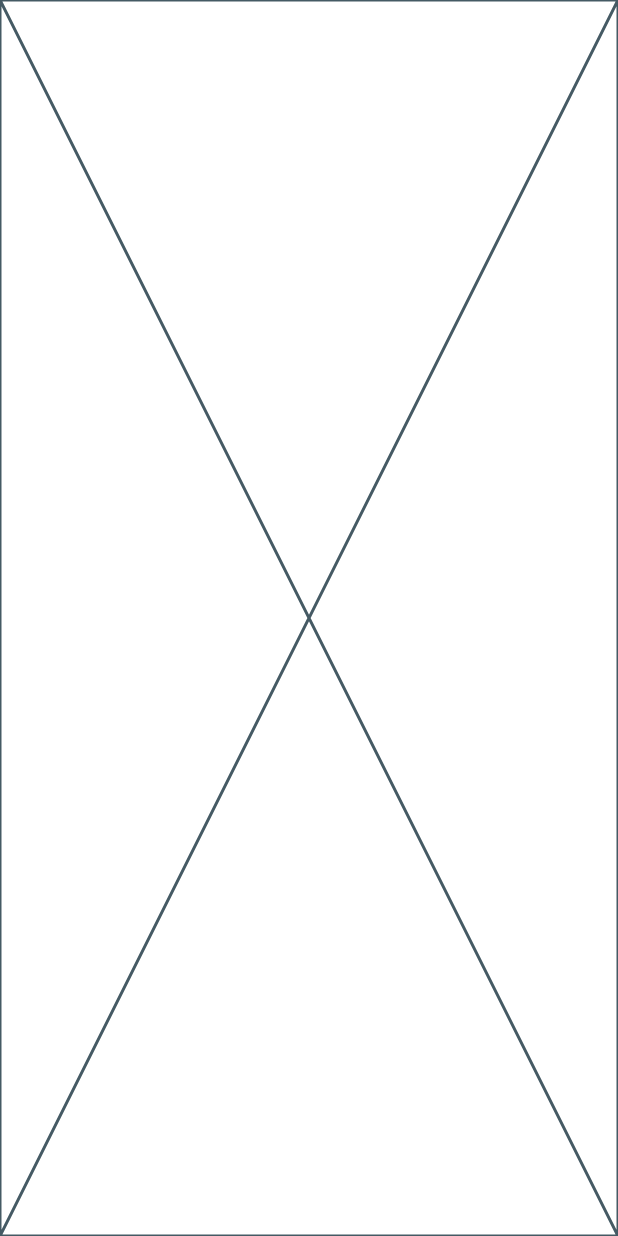
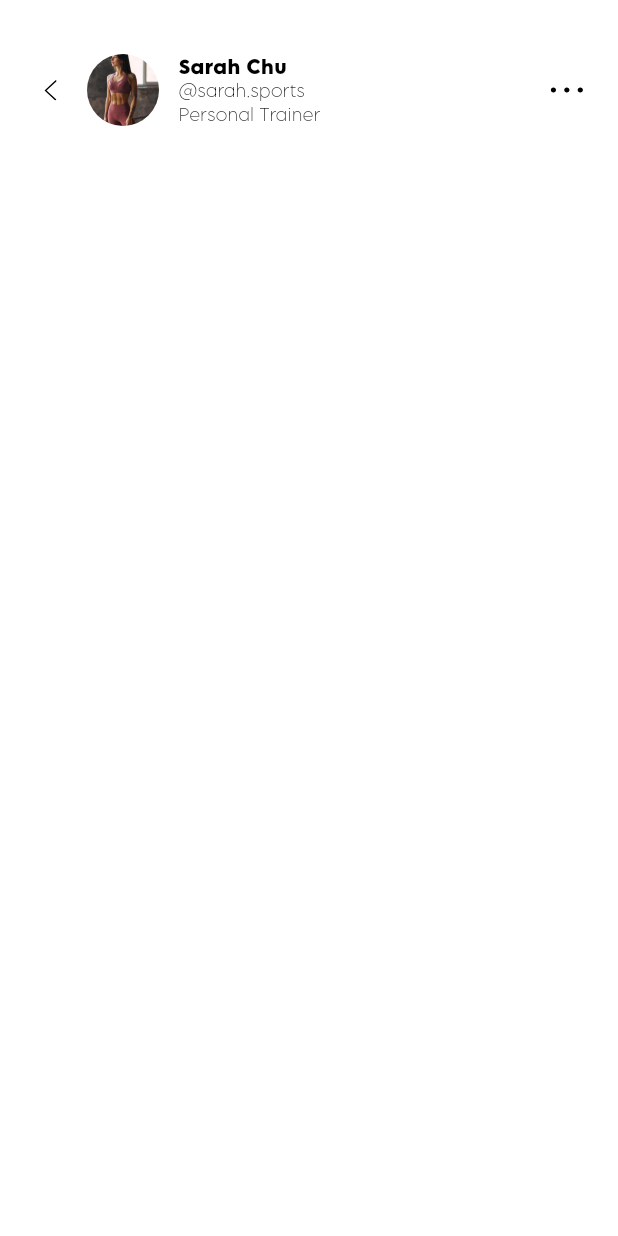
Before and after one commit to adrianojec/schedule_calendar, a Flutter app: the screen it shows after launch, on a phone screen of 412 x 824 dp. Run offline on Flutter 3.47's test engine with Material 3 defaults, Android fonts, the phone set to English and light mode, and no system bars; our stand-ins replace flutter_svg.

Commit message:
custom app bar
- added icons, string constants
- added reusable spacers
- added reusable text components

```diff
--- a/lib/constants/constants.dart
+++ b/lib/constants/constants.dart
@@ -1 +1,2 @@
 export 'colors.dart';
+export 'strings.dart';
--- /dev/null
+++ b/lib/constants/strings.dart
@@ -0,0 +1,4 @@
+const emptyString = '';
+
+const iconPath = 'assets/icons';
+const imagePath = 'assets/images';
--- a/lib/screens/home_screen.dart
+++ b/lib/screens/home_screen.dart
@@ -1,4 +1,6 @@
 import 'package:flutter/material.dart';
+import 'package:schedule_calendar/constants/constants.dart';
+import 'package:schedule_calendar/widgets/widgets.dart';
 
 class HomeScreen extends StatelessWidget {
   static const String routeName = '/';
@@ -7,6 +9,16 @@ class HomeScreen extends StatelessWidget {
 
   @override
   Widget build(BuildContext context) {
-    return const Placeholder();
+    return const Scaffold(
+      backgroundColor: white,
+      appBar: SchedulCalendarAppBar(imageUrl: '$imagePath/user.png'),
+      body: SafeArea(
+        child: Column(
+          children: [
+            // SchedulCalendarAppBar(),
+          ],
+        ),
+      ),
+    );
   }
 }
--- /dev/null
+++ b/lib/widgets/schedule_calendar_app_bar.dart
@@ -0,0 +1,85 @@
+import 'package:flutter/material.dart';
+import 'package:flutter_svg/flutter_svg.dart';
+import 'package:schedule_calendar/widgets/widgets.dart';
+
+import '../constants/constants.dart';
+
+const double iconSize = 32.0;
+
+class SchedulCalendarAppBar extends StatelessWidget implements PreferredSizeWidget {
+  final String imageUrl;
+  final String name;
+  final String email;
+  final String workPosition;
+  final VoidCallback? onPressMore;
+  final VoidCallback? onPressBack;
+
+  const SchedulCalendarAppBar({
+    required this.imageUrl,
+    this.name = 'Sarah Chu',
+    this.email = '@sarah.sports',
+    this.workPosition = 'Personal Trainer',
+    this.onPressBack,
+    this.onPressMore,
+    super.key,
+  });
+
+  @override
+  Widget build(BuildContext context) {
+    const iconPadding = EdgeInsets.symmetric(
+      vertical: 8.0,
+      horizontal: 12.0,
+    );
+
+    return Padding(
+      padding: const EdgeInsets.symmetric(horizontal: 10.0),
+      child: Row(
+        mainAxisAlignment: MainAxisAlignment.spaceBetween,
+        children: [
+          Row(
+            children: [
+              IconButton(
+                padding: iconPadding,
+                iconSize: iconSize,
+                icon: SvgPicture.asset('$iconPath/back.svg'),
+                onPressed: onPressBack,
+              ),
+              CircleAvatar(
+                backgroundColor: Colors.transparent,
+                radius: 24,
+                backgroundImage: AssetImage(imageUrl),
+              ),
+              const HorizontalSpace(13.0),
+              Column(
+                crossAxisAlignment: CrossAxisAlignment.start,
+                mainAxisAlignment: MainAxisAlignment.center,
+                children: [
+                  Body(name),
+                  Body(
+                    email,
+                    fontSize: 11,
+                    fontWeight: FontWeight.w300,
+                  ),
+                  Body(
+                    workPosition,
+                    fontSize: 11,
+                    fontWeight: FontWeight.w300,
+                  ),
+                ],
+              ),
+            ],
+          ),
+          IconButton(
+            padding: iconPadding,
+            iconSize: iconSize,
+            icon: SvgPicture.asset('$iconPath/more.svg'),
+            onPressed: onPressBack,
+          ),
+        ],
+      ),
+    );
+  }
+
+  @override
+  Size get preferredSize => const Size.fromHeight(120);
+}
--- /dev/null
+++ b/lib/widgets/typography/body.dart
@@ -0,0 +1,30 @@
+import 'package:flutter/material.dart';
+import 'package:schedule_calendar/constants/constants.dart';
+
+class Body extends StatelessWidget {
+  final String text;
+  final Color? color;
+  final FontWeight? fontWeight;
+  final double? fontSize;
+
+  const Body(
+    this.text, {
+    this.color = black,
+    this.fontWeight = FontWeight.w600,
+    this.fontSize = 12.0,
+    super.key,
+  });
+
+  @override
+  Widget build(BuildContext context) {
+    return Text(
+      text,
+      style: TextStyle(
+        color: color,
+        fontFamily: 'LemonMilkPro',
+        fontWeight: fontWeight,
+        fontSize: fontSize,
+      ),
+    );
+  }
+}
--- /dev/null
+++ b/lib/widgets/typography/title.dart
@@ -0,0 +1,30 @@
+import 'package:flutter/material.dart';
+import 'package:schedule_calendar/constants/constants.dart';
+
+class Title extends StatelessWidget {
+  final String text;
+  final Color? color;
+  final FontWeight? fontWeight;
+  final double? fontSize;
+
+  const Title(
+    this.text, {
+    this.color = ashGrey,
+    this.fontWeight = FontWeight.w300,
+    this.fontSize = 16.0,
+    super.key,
+  });
+
+  @override
+  Widget build(BuildContext context) {
+    return Text(
+      text,
+      style: TextStyle(
+        color: color,
+        fontFamily: 'LemonMilkPro',
+        fontWeight: fontWeight,
+        fontSize: fontSize,
+      ),
+    );
+  }
+}
--- a/pubspec.yaml
+++ b/pubspec.yaml
@@ -13,6 +13,7 @@ dependencies:
     sdk: flutter
 
   cupertino_icons: ^1.0.2
+  flutter_svg: ^2.0.9
 
 dev_dependencies:
   flutter_test:
@@ -23,6 +24,10 @@ dev_dependencies:
 flutter:
   uses-material-design: true
 
+  assets:
+    - assets/icons/
+    - assets/images/
+
   fonts:
     - family: LemonMilkPro
       fonts:
```
Also changed, not shown: lib/widgets/spacer/horizontal_space.dart (added, +10 -0 lines), lib/widgets/spacer/vertical_space.dart (added, +10 -0 lines), lib/widgets/typography.dart (deleted, +0 -142 lines), lib/widgets/typography/caption.dart (added, +30 -0 lines), lib/widgets/typography/headline.dart (added, +31 -0 lines), lib/widgets/typography/subtitle.dart (added, +30 -0 lines), lib/widgets/widgets.dart (+12 -1 lines), assets/icons/back.svg (added), assets/icons/more.svg (added), assets/images/user.png (added).
